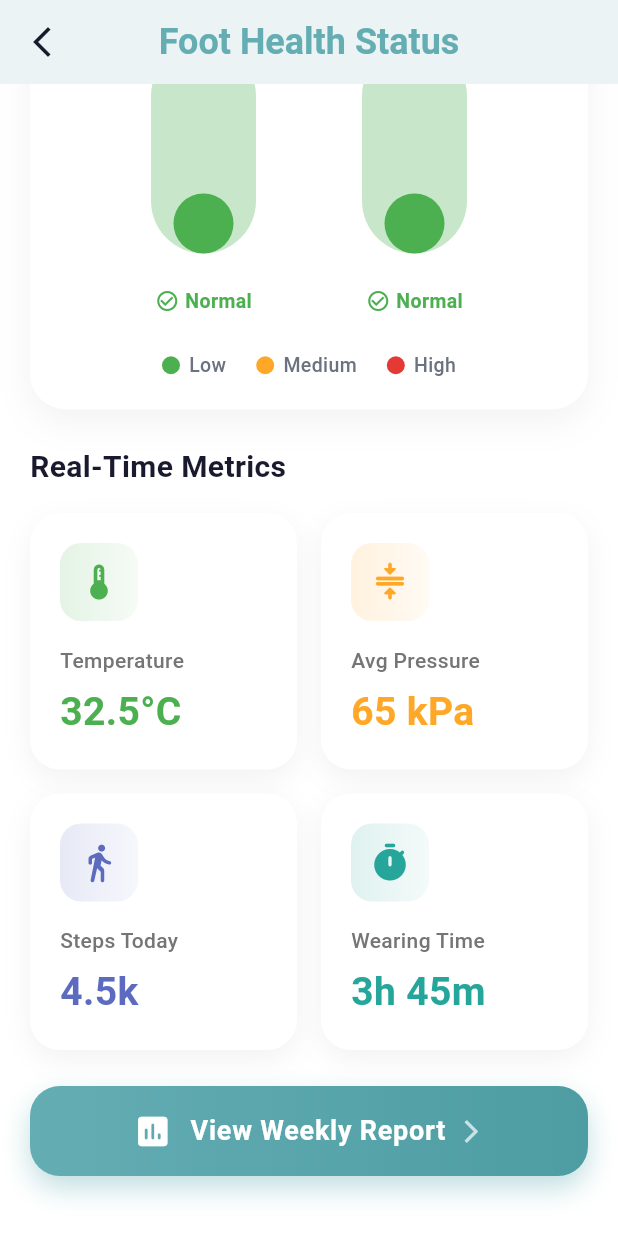
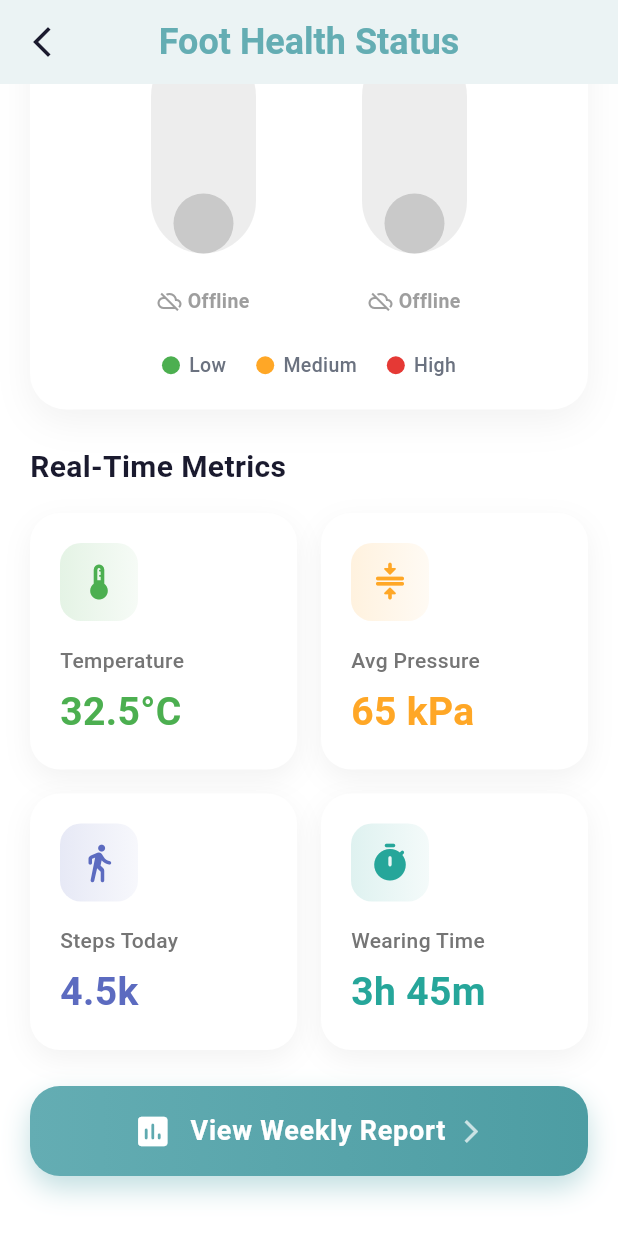
Before and after one commit to csstudentkaum/KHOTAA_APP, a Flutter app: the DashboardScreen screen opened directly, scrolled down 450 dp, on a phone screen of 412 x 824 dp. Run offline on Flutter 3.47's test engine with Material 3 defaults, Android fonts, the phone set to English and light mode, and no system bars; our stand-ins replace audioplayers, cloud_firestore, file_picker, firebase_auth, firebase_core, firebase_database and 12 more; missing offline and left inert: agora_rtc_engine, record; accounts and stored records are empty; Roboto replaces fonts that are missing (Poppins); project files that could hold a hidden picture were left out.

Commit message:
Dashboard liveness + 3-tier severity + expert-system-driven foot colors
- Left foot visualization now reflects expert system severity (pressure/temp/both)

- Right foot stays on pressure heuristic (simulated baseline, not real sensor)

- Both feet gray out when ESP32 offline (>45s stale)

- Foot Status pill: Normal / Moderate / Needs Attention (3-tier)

- Gate expert system on liveness to stop ghost alerts after disconnect

- Firebase insole service reads kPa directly (firmware now sends kPa)

```diff
--- a/lib/features/patient/dashboard_screen.dart
+++ b/lib/features/patient/dashboard_screen.dart
@@ -17,8 +17,8 @@ class _DashboardScreenState extends State<DashboardScreen>
   // Shared sensor data service
   final SensorDataService _sensorService = SensorDataService();
 
-  // Connection status
-  final bool _isConnected = true;
+  // Connection status — driven by real ESP32 liveness (15 s stale window)
+  bool get _isConnected => _sensorService.isLeftFootLive;
 
   // Animation controllers
   late AnimationController _pulseController;
@@ -135,12 +135,40 @@ class _DashboardScreenState extends State<DashboardScreen>
         .catchError((_) {});
   }
 
-  // Get status color based on abnormal readings
-  Color _getStatusColor() {
-    return _sensorService.hasAbnormalReading
-        ? const Color(0xFFF57C00)
-        : const Color(0xFF4CAF50);
+  // Severity level derived from the expert system's abnormalType:
+  //   ''              → Normal      (green)
+  //   'pressure'      → Moderate    (yellow) — single-factor risk
+  //   'temperature'   → Moderate    (yellow) — single-factor risk
+  //   'both'          → Needs Attention (red) — combined high risk
+  // Offline state is handled separately by the caller.
+  ({Color color, String label, IconData icon}) _severityVisuals() {
+    if (!_sensorService.hasAbnormalReading) {
+      return (
+        color: const Color(0xFF4CAF50),
+        label: 'Normal',
+        icon: Icons.check_circle_outline,
+      );
     }
+    switch (_sensorService.abnormalType) {
+      case 'both':
+        return (
+          color: const Color(0xFFE53935),
+          label: 'Needs Attention',
+          icon: Icons.warning_amber_rounded,
+        );
+      case 'pressure':
+      case 'temperature':
+      default:
+        return (
+          color: const Color(0xFFF57C00),
+          label: 'Moderate',
+          icon: Icons.info_outline,
+        );
+    }
+  }
+
+  // Legacy helper kept for the alert banner.
+  Color _getStatusColor() => _severityVisuals().color;
 
   // Get abnormal message for alert banner
   String _getAbnormalMessage() {
@@ -443,18 +471,27 @@ class _DashboardScreenState extends State<DashboardScreen>
 
   // Simple status indicator - calm and patient-friendly
   Widget _buildStatusIndicator() {
+    // When the insole is offline, never show a stale Normal/Moderate/High
+    // verdict — medical-device practice is to display a neutral waiting state.
+    final bool live = _sensorService.isLeftFootLive;
+    final vis = _severityVisuals();
+    final Color statusColor = live ? vis.color : Colors.grey;
+    final String statusLabel = !live ? 'Waiting for Data' : vis.label;
+    final IconData statusIcon =
+        !live ? Icons.hourglass_empty : vis.icon;
+
     return Container(
       padding: const EdgeInsets.symmetric(vertical: 16, horizontal: 20),
       decoration: BoxDecoration(
         gradient: LinearGradient(
           colors: [
-            _getStatusColor().withOpacity(0.1),
-            _getStatusColor().withOpacity(0.05),
+            statusColor.withOpacity(0.1),
+            statusColor.withOpacity(0.05),
           ],
         ),
         borderRadius: BorderRadius.circular(16),
         border: Border.all(
-          color: _getStatusColor().withOpacity(0.3),
+          color: statusColor.withOpacity(0.3),
           width: 1.5,
         ),
       ),
@@ -463,14 +500,12 @@ class _DashboardScreenState extends State<DashboardScreen>
           Container(
             padding: const EdgeInsets.all(10),
             decoration: BoxDecoration(
-              color: _getStatusColor().withOpacity(0.15),
+              color: statusColor.withOpacity(0.15),
               borderRadius: BorderRadius.circular(12),
             ),
             child: Icon(
-              _sensorService.hasAbnormalReading
-                  ? Icons.info_outline
-                  : Icons.check_circle_outline,
-              color: _getStatusColor(),
+              statusIcon,
+              color: statusColor,
               size: 28,
             ),
           ),
@@ -489,11 +524,11 @@ class _DashboardScreenState extends State<DashboardScreen>
                 ),
                 const SizedBox(height: 4),
                 Text(
-                  _sensorService.hasAbnormalReading ? 'Needs Attention' : 'Normal',
+                  statusLabel,
                   style: TextStyle(
                     fontSize: 22,
                     fontWeight: FontWeight.bold,
-                    color: _getStatusColor(),
+                    color: statusColor,
                   ),
                 ),
               ],
@@ -566,17 +601,23 @@ class _DashboardScreenState extends State<DashboardScreen>
             ],
           ),
           const SizedBox(height: 24),
-          // Foot diagrams
+          // Foot diagrams — both feet gray out together when insole is offline,
+          // so the dashboard never shows the right foot "working alone" (its
+          // values are only meaningful as a comparison baseline).
           Row(
             mainAxisAlignment: MainAxisAlignment.spaceEvenly,
             children: [
               _buildSimpleFoot(
                 label: 'Left Foot',
                 pressureValues: _sensorService.leftFootPressure,
+                isOffline: !_sensorService.isLeftFootLive,
+                reflectExpertSystem: true,
               ),
               _buildSimpleFoot(
                 label: 'Right Foot',
                 pressureValues: _sensorService.rightFootPressure,
+                isOffline: !_sensorService.isLeftFootLive,
+                reflectExpertSystem: false,
               ),
             ],
           ),
@@ -591,31 +632,66 @@ class _DashboardScreenState extends State<DashboardScreen>
   Widget _buildSimpleFoot({
     required String label,
     required List<double> pressureValues,
+    bool isOffline = false,
+    bool reflectExpertSystem = false,
   }) {
-    // Calculate average pressure to determine status
+    // Only the foot wearing the real sensor (left) reflects the expert
+    // system's verdict. The right foot uses its own pressure heuristic so it
+    // stays a neutral baseline and doesn't mirror the left foot's alert color.
     double avgPressure =
         pressureValues.reduce((a, b) => a + b) / pressureValues.length;
 
-    // Determine status and colors
     String status;
     Color mainColor;
     Color heelColor;
     IconData statusIcon;
 
-    if (avgPressure > 0.7) {
+    if (isOffline) {
+      status = 'Offline';
+      mainColor = const Color(0xFFE0E0E0);
+      heelColor = const Color(0xFF9E9E9E);
+      statusIcon = Icons.cloud_off_outlined;
+    } else if (reflectExpertSystem && _sensorService.hasAbnormalReading) {
+      // Expert system has fired — reflect its severity.
+      switch (_sensorService.abnormalType) {
+        case 'both':
+          status = 'High Risk';
+          mainColor = const Color(0xFFFFCDD2);
+          heelColor = const Color(0xFFE53935);
+          statusIcon = Icons.error_outline;
+          break;
+        case 'pressure':
           status = 'High Pressure';
-      mainColor = const Color(0xFFFFCDD2); // Light red
-      heelColor = const Color(0xFFE53935); // Red
+          mainColor = const Color(0xFFFFE0B2);
+          heelColor = const Color(0xFFF57C00);
+          statusIcon = Icons.compress;
+          break;
+        case 'temperature':
+          status = 'Temp Asymmetry';
+          mainColor = const Color(0xFFFFE0B2);
+          heelColor = const Color(0xFFF57C00);
+          statusIcon = Icons.thermostat;
+          break;
+        default:
+          status = 'Moderate';
+          mainColor = const Color(0xFFFFF9C4);
+          heelColor = const Color(0xFFFFA726);
+          statusIcon = Icons.info_outline;
+      }
+    } else if (avgPressure > 0.7) {
+      status = 'High Pressure';
+      mainColor = const Color(0xFFFFCDD2);
+      heelColor = const Color(0xFFE53935);
       statusIcon = Icons.error_outline;
     } else if (avgPressure > 0.4) {
       status = 'Moderate';
-      mainColor = const Color(0xFFFFF9C4); // Light yellow
-      heelColor = const Color(0xFFFFA726); // Orange
+      mainColor = const Color(0xFFFFF9C4);
+      heelColor = const Color(0xFFFFA726);
       statusIcon = Icons.show_chart;
     } else {
       status = 'Normal';
-      mainColor = const Color(0xFFC8E6C9); // Light green
-      heelColor = const Color(0xFF4CAF50); // Green
+      mainColor = const Color(0xFFC8E6C9);
+      heelColor = const Color(0xFF4CAF50);
       statusIcon = Icons.check_circle_outline;
     }
 
@@ -623,15 +699,17 @@ class _DashboardScreenState extends State<DashboardScreen>
       children: [
         Text(
           label,
-          style: const TextStyle(
+          style: TextStyle(
             fontSize: 16,
             fontWeight: FontWeight.bold,
-            color: Color(0xFF1A1A2E),
+            color: isOffline ? Colors.grey[500] : const Color(0xFF1A1A2E),
           ),
         ),
         const SizedBox(height: 12),
         // Simple foot shape
-        SizedBox(
+        Opacity(
+          opacity: isOffline ? 0.55 : 1.0,
+          child: SizedBox(
             width: 90,
             height: 160,
             child: Stack(
@@ -659,6 +737,7 @@ class _DashboardScreenState extends State<DashboardScreen>
                   ),
                 ),
               ],
+            ),
           ),
         ),
         const SizedBox(height: 12),
--- a/lib/features/patient/services/sensor_data_service.dart
+++ b/lib/features/patient/services/sensor_data_service.dart
@@ -9,6 +9,20 @@ import '../../sensor_alerts/sensor_alert_handler.dart';
 /// Used by both Dashboard (for UI) and Alert system (for notifications)
 /// TODO: Replace simulation with real sensor data from your platform
 class SensorDataService extends ChangeNotifier {
+  // Integration-test flag:
+  //  true  → right foot is pinned to a healthy-skin baseline (31°C, 0 pressure)
+  //          so any alert is driven ONLY by real Wokwi / insole input.
+  //  false → right foot is randomly simulated (legacy demo behaviour).
+  // Flip to false once a bilateral insole is available.
+  //
+  // Baseline chosen to match the left-foot NTC baseline in Wokwi diagram
+  // (~30–31.8 °C per region). Normal dorsal foot skin = 29–33 °C.
+  // Asymmetry (>=2.2 °C, IWGDF 2023) will fire only when a left NTC is
+  // intentionally raised above ~33 °C in Wokwi.
+  static const bool kSimulateRightFootConstant = true;
+  static const double kRightFootIdleTempC = 31.0;
+  static const double kRightFootIdlePressureNorm = 0.0;
+
   static final SensorDataService _instance = SensorDataService._internal();
   factory SensorDataService() => _instance;
   SensorDataService._internal();
@@ -50,6 +64,28 @@ class SensorDataService extends ChangeNotifier {
   static const int _tempStreakRequired = 5;
   int _tempAlertStreak = 0;
 
+  // ── Insole liveness tracking ─────────────────────────────────────────────
+  // ESP32 pushes every ~5 s, but Wi-Fi + HTTPS handshakes can delay a window.
+  // 45 s gives ~9× the normal cadence before we call it offline, which avoids
+  // false "Offline" flashes while the insole is actually still running.
+  static const Duration kInsoleStaleAfter = Duration(seconds: 45);
+  DateTime? _lastInsoleUpdate;
+  Timer? _livenessTimer;
+
+  /// `true` if a real ESP32 snapshot arrived within [kInsoleStaleAfter].
+  bool get isLeftFootLive {
+    final t = _lastInsoleUpdate;
+    if (t == null) return false;
+    return DateTime.now().difference(t) < kInsoleStaleAfter;
+  }
+
+  /// Seconds since the last real insole push (null if never received).
+  int? get secondsSinceLastInsoleUpdate {
+    final t = _lastInsoleUpdate;
+    if (t == null) return null;
+    return DateTime.now().difference(t).inSeconds;
+  }
+
   // Getters
   double get temperature => _temperature;
   double get pressure => _pressure;
@@ -90,12 +126,19 @@ class SensorDataService extends ChangeNotifier {
       _updateSensorData();
     });
 
+    // Liveness ticker — refreshes UI every 5 s so 'offline' state appears
+    // automatically when ESP32 stops sending (even without new data).
+    _livenessTimer = Timer.periodic(const Duration(seconds: 5), (_) {
+      notifyListeners();
+    });
+
     debugPrint('📡 Sensor monitoring started (left=ESP32, right=simulated)');
   }
 
   /// Stop monitoring
   void stopMonitoring() {
     _sensorTimer?.cancel();
+    _livenessTimer?.cancel();
     _insoleSubscription?.cancel();
     _insoleService.stop();
     _isMonitoring = false;
@@ -105,6 +148,7 @@ class SensorDataService extends ChangeNotifier {
   /// Called every time the ESP32 pushes a new window to Firebase (~5 s).
   /// Updates left foot arrays; expert system picks them up on the next timer tick.
   void _onInsoleData(InsoleSnapshot snap) {
+    _lastInsoleUpdate = DateTime.now();
     // Normalize kPa → 0–1 for heatmap display.
     // _checkForAbnormalReadings multiplies back by 300 to get kPa.
     _leftFootPressure =
@@ -134,10 +178,36 @@ class SensorDataService extends ChangeNotifier {
     final random = Random();
     _stepsToday += random.nextInt(15);
 
-    // Right foot — simulated in realistic diabetic range (25–28°C, normal pressure)
-    for (int i = 0; i < 8; i++) {
-      _rightFootPressure[i] = (0.1 + random.nextDouble() * 0.5).clamp(0.0, 1.0);
-      _rightFootTemp[i] = 25.5 + random.nextDouble() * 1.0; // narrow range → stable baseline for asymmetry check
+    // Right foot — either pinned constant (integration test) or randomly simulated.
+    if (kSimulateRightFootConstant) {
+      for (int i = 0; i < 8; i++) {
+        _rightFootPressure[i] = kRightFootIdlePressureNorm;
+        _rightFootTemp[i] = kRightFootIdleTempC;
+      }
+    } else {
+      for (int i = 0; i < 8; i++) {
+        _rightFootPressure[i] = (0.1 + random.nextDouble() * 0.5).clamp(0.0, 1.0);
+        _rightFootTemp[i] = 25.5 + random.nextDouble() * 1.0;
+      }
+    }
+
+    // Gate the expert system on insole liveness.
+    // When the ESP32 is offline, stale left-foot readings would otherwise keep
+    // firing HIGH_PRESSURE / TEMP_ASYMMETRY alerts for up to 2 minutes (the
+    // rolling-window length). Clearing state here ensures alerts stop within
+    // one tick of disconnection and cannot resurrect on reconnect with stale
+    // history.
+    if (!isLeftFootLive) {
+      _leftPressureWindow.clear();
+      _rightPressureWindow.clear();
+      _tempAlertStreak = 0;
+      if (_hasAbnormalReading || _lastResult != null) {
+        _hasAbnormalReading = false;
+        _abnormalType = '';
+        _lastResult = null;
+      }
+      notifyListeners();
+      return;
     }
 
     await _checkForAbnormalReadings();
--- a/lib/services/expert_system/expert_system.dart
+++ b/lib/services/expert_system/expert_system.dart
@@ -13,7 +13,7 @@ import 'package:flutter/material.dart';
 // ENUMS
 // ═══════════════════════════════════════════════════════════════════════════════
 
-/// 8 anatomical sensor regions from Niemann et al. dataset
+/// 8 anatomical sensor regions monitored by the insole.
 enum SensorRegion {
   metatarsal1, // MTK1 - First metatarsal head
   metatarsal2, // MTK2 - Second metatarsal head
--- a/lib/services/firebase/insole_realtime_service.dart
+++ b/lib/services/firebase/insole_realtime_service.dart
@@ -7,7 +7,7 @@ import 'package:flutter/material.dart';
 /// Holds one averaged window from the ESP32 insole.
 /// pressureKpa  — 8 values in kPa (already converted by Wokwi toKpa())
 /// temperatureC — 8 values in °C
-/// Regions order matches ESP32 REGIONS[] array (Niemann 2016):
+/// Regions order matches ESP32 REGIONS[] array:
 ///   0=MTK1  1=MTK2  2=MTK3  3=MTK4  4=MTK5  5=D1  6=L  7=C
 class InsoleSnapshot {
   final List<double> pressureKpa;
```
Lines whose indentation alone changed are shown as unchanged.
